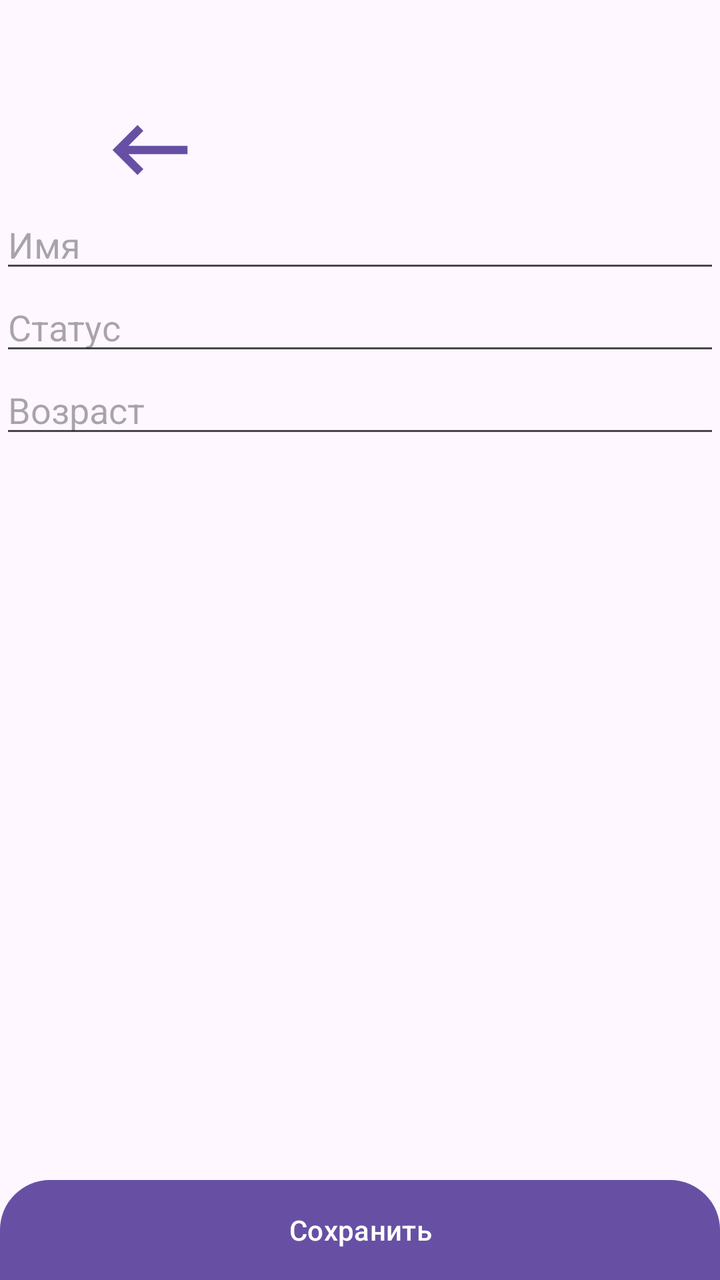
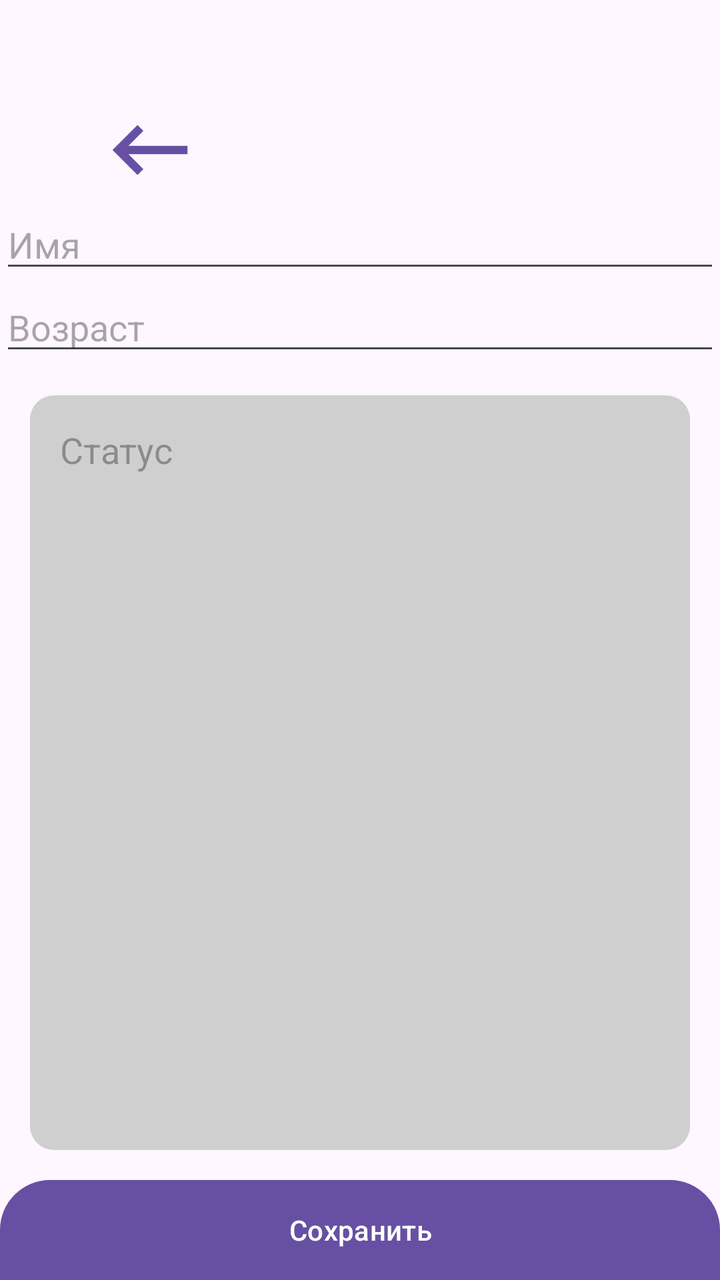

Compare the two renders of this Android layout. The source of the first and the diff that turns it into the second are given below.
<!-- AndroidManifest.xml: application theme Theme.OnlineDataBase -->
<!-- res/layout/activity_user.xml -->
<?xml version="1.0" encoding="utf-8"?>
<FrameLayout xmlns:android="http://schemas.android.com/apk/res/android"
    xmlns:tools="http://schemas.android.com/tools"
    android:layout_width="match_parent"
    android:layout_height="match_parent"
    tools:context=".UserActivity">

    <Button
        android:background="@drawable/baseline_keyboard_backspace_24"
        android:layout_width="50dp"
        android:layout_height="50dp"
        android:layout_marginTop="50dp"
        android:layout_marginLeft="50dp"
        android:onClick="Back"/>

    <LinearLayout
        android:layout_width="match_parent"
        android:layout_height="match_parent"
        android:layout_marginTop="100dp"
        android:layout_marginBottom="50dp"
        android:orientation="vertical">

        <EditText
            android:id="@+id/NameTextView"
            android:layout_width="match_parent"
            android:layout_height="wrap_content"
            android:maxLines="1"
            android:inputType="text"
            android:hint="@string/nameHint"/>

        <EditText
            android:id="@+id/StateTextView"
            android:layout_width="match_parent"
            android:layout_height="wrap_content"
            android:inputType="textMultiLine"
            android:hint="@string/stateHint"/>

        <EditText
            android:id="@+id/AgeTextView"
            android:layout_width="match_parent"
            android:layout_height="wrap_content"
            android:maxLines="1"
            android:inputType="text"
            android:hint="@string/ageHint"/>
    </LinearLayout>

    <Button
        android:background="@drawable/back_round_smoke_top"
        android:layout_width="match_parent"
        android:layout_height="50dp"
        android:layout_gravity="bottom"
        android:onClick="Save"
        android:text="@string/save"/>
</FrameLayout>
<!-- resources referenced by this layout -->
<resources>
  <!-- drawable back_round_smoke_top (drawable) -->
  <?xml version="1.0" encoding="utf-8"?>
  <shape xmlns:android="http://schemas.android.com/apk/res/android">
      <solid android:color="@color/colorSmoke"/>
      <corners android:topLeftRadius="25dp" android:topRightRadius="25dp"/>
  </shape>
  <!-- drawable baseline_keyboard_backspace_24 (drawable) -->
  <vector xmlns:android="http://schemas.android.com/apk/res/android" android:autoMirrored="true" android:height="24dp" android:tint="#000000" android:viewportHeight="24" android:viewportWidth="24" android:width="24dp">
        
      <path android:fillColor="@android:color/white" android:pathData="M21,11H6.83l3.58,-3.59L9,6l-6,6 6,6 1.41,-1.41L6.83,13H21z"/>
      
  </vector>
  <string name="ageHint">Возраст</string>
  <string name="nameHint">Имя</string>
  <string name="save">Coхранить</string>
  <string name="stateHint">Статус</string>
  <style name="Theme.OnlineDataBase" parent="Base.Theme.OnlineDataBase" />
  <color name="colorSmoke">#CFCFCF</color>
  <style name="Base.Theme.OnlineDataBase" parent="Theme.Material3.DayNight.NoActionBar">
          
          
      </style>
</resources>

<!-- the commit's change to res/layout/activity_user.xml (unified diff, before → after) -->
@@ -27,14 +27,6 @@
             android:maxLines="1"
             android:inputType="text"
             android:hint="@string/nameHint"/>
-
-        <EditText
-            android:id="@+id/StateTextView"
-            android:layout_width="match_parent"
-            android:layout_height="wrap_content"
-            android:inputType="textMultiLine"
-            android:hint="@string/stateHint"/>
-
         <EditText
             android:id="@+id/AgeTextView"
             android:layout_width="match_parent"
@@ -42,6 +34,22 @@
             android:maxLines="1"
             android:inputType="text"
             android:hint="@string/ageHint"/>
+
+        <FrameLayout
+            android:background="@drawable/back_smoke_round"
+            android:layout_width="match_parent"
+            android:layout_height="match_parent"
+            android:layout_margin="15dp">
+
+            <EditText
+                android:background="@android:color/transparent"
+                android:id="@+id/StateTextView"
+                android:layout_width="match_parent"
+                android:layout_height="wrap_content"
+                android:layout_margin="15dp"
+                android:inputType="textMultiLine"
+                android:hint="@string/stateHint"/>
+        </FrameLayout>
     </LinearLayout>
 
     <Button
<!-- resource entries referenced after the edit -->
@@ -5,6 +5,12 @@
   <shape xmlns:android="http://schemas.android.com/apk/res/android">
       <solid android:color="@color/colorSmoke"/>
       <corners android:topLeftRadius="25dp" android:topRightRadius="25dp"/>
+  </shape>
+  <!-- drawable back_smoke_round (drawable) -->
+  <?xml version="1.0" encoding="utf-8"?>
+  <shape xmlns:android="http://schemas.android.com/apk/res/android">
+      <corners android:radius="12dp"/>
+      <solid android:color="@color/colorSmoke"/>
   </shape>
   <!-- drawable baseline_keyboard_backspace_24 (drawable) -->
   <vector xmlns:android="http://schemas.android.com/apk/res/android" android:autoMirrored="true" android:height="24dp" android:tint="#000000" android:viewportHeight="24" android:viewportWidth="24" android:width="24dp">
